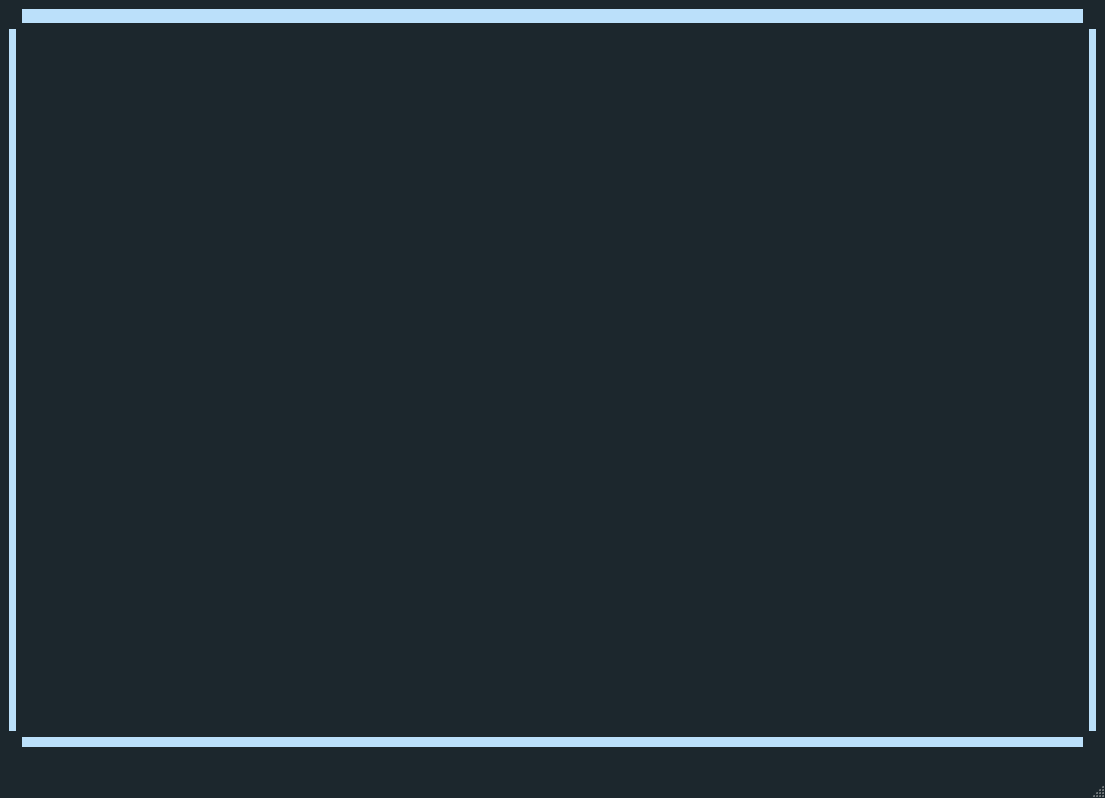
This is MyWindow.ui in jngeun/yolov5 as Qt 5 draws it before an edit. The edited form follows.
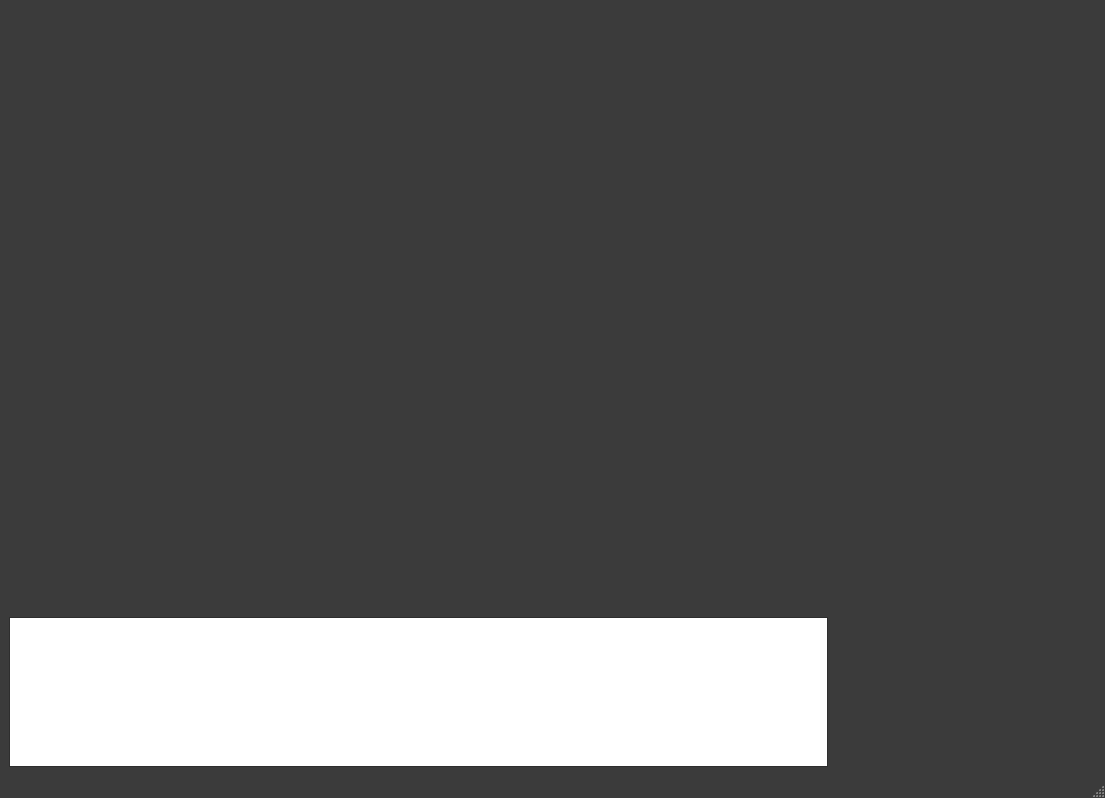
This is the edited form.

Patch:
```diff
--- a/MyWindow.ui
+++ b/MyWindow.ui
@@ -61,9 +61,9 @@
      <colorrole role="Window">
       <brush brushstyle="SolidPattern">
        <color alpha="255">
-        <red>28</red>
-        <green>39</green>
-        <blue>45</blue>
+        <red>59</red>
+        <green>59</green>
+        <blue>59</blue>
        </color>
       </brush>
      </colorrole>
@@ -126,9 +126,9 @@
      <colorrole role="Window">
       <brush brushstyle="SolidPattern">
        <color alpha="255">
-        <red>28</red>
-        <green>39</green>
-        <blue>45</blue>
+        <red>59</red>
+        <green>59</green>
+        <blue>59</blue>
        </color>
       </brush>
      </colorrole>
@@ -182,18 +182,18 @@
      <colorrole role="Base">
       <brush brushstyle="SolidPattern">
        <color alpha="255">
-        <red>28</red>
-        <green>39</green>
-        <blue>45</blue>
+        <red>59</red>
+        <green>59</green>
+        <blue>59</blue>
        </color>
       </brush>
      </colorrole>
      <colorrole role="Window">
       <brush brushstyle="SolidPattern">
        <color alpha="255">
-        <red>28</red>
-        <green>39</green>
-        <blue>45</blue>
+        <red>59</red>
+        <green>59</green>
+        <blue>59</blue>
        </color>
       </brush>
      </colorrole>
@@ -217,416 +217,55 @@
   </property>
   <widget class="QWidget" name="centralwidget">
    <layout class="QGridLayout" name="gridLayout">
-    <item row="0" column="2">
-     <layout class="QVBoxLayout" name="verticalLayout_2">
+    <item row="0" column="0">
+     <layout class="QHBoxLayout" name="horizontalLayout" stretch="50,1,15">
       <item>
-       <layout class="QGridLayout" name="gridLayout_2" rowstretch="1,1000,1,10,0" columnstretch="1,1000,1">
-        <item row="2" column="1">
-         <widget class="QLabel" name="led_back">
-          <property name="minimumSize">
-           <size>
-            <width>0</width>
-            <height>10</height>
-           </size>
-          </property>
-          <property name="palette">
-           <palette>
-            <active>
-             <colorrole role="Base">
-              <brush brushstyle="SolidPattern">
-               <color alpha="255">
-                <red>255</red>
-                <green>255</green>
-                <blue>255</blue>
-               </color>
-              </brush>
-             </colorrole>
-             <colorrole role="Window">
-              <brush brushstyle="SolidPattern">
-               <color alpha="255">
-                <red>187</red>
-                <green>224</green>
-                <blue>250</blue>
-               </color>
-              </brush>
-             </colorrole>
-            </active>
-            <inactive>
-             <colorrole role="Base">
-              <brush brushstyle="SolidPattern">
-               <color alpha="255">
-                <red>255</red>
-                <green>255</green>
-                <blue>255</blue>
-               </color>
-              </brush>
-             </colorrole>
-             <colorrole role="Window">
-              <brush brushstyle="SolidPattern">
-               <color alpha="255">
-                <red>187</red>
-                <green>224</green>
-                <blue>250</blue>
-               </color>
-              </brush>
-             </colorrole>
-            </inactive>
-            <disabled>
-             <colorrole role="Base">
-              <brush brushstyle="SolidPattern">
-               <color alpha="255">
-                <red>187</red>
-                <green>224</green>
-                <blue>250</blue>
-               </color>
-              </brush>
-             </colorrole>
-             <colorrole role="Window">
-              <brush brushstyle="SolidPattern">
-               <color alpha="255">
-                <red>187</red>
-                <green>224</green>
-                <blue>250</blue>
-               </color>
-              </brush>
-             </colorrole>
-            </disabled>
-           </palette>
-          </property>
-          <property name="autoFillBackground">
-           <bool>true</bool>
-          </property>
-          <property name="text">
-           <string/>
-          </property>
-         </widget>
-        </item>
-        <item row="1" column="1">
+       <layout class="QVBoxLayout" name="verticalLayout_2" stretch="8,2">
+        <item>
          <widget class="QLabel" name="video">
-          <property name="sizePolicy">
-           <sizepolicy hsizetype="Preferred" vsizetype="Preferred">
-            <horstretch>0</horstretch>
-            <verstretch>0</verstretch>
-           </sizepolicy>
-          </property>
-          <property name="minimumSize">
-           <size>
-            <width>640</width>
-            <height>480</height>
-           </size>
-          </property>
-          <property name="autoFillBackground">
-           <bool>true</bool>
-          </property>
           <property name="text">
            <string/>
           </property>
          </widget>
         </item>
-        <item row="1" column="2">
-         <widget class="QLabel" name="led_right">
-          <property name="enabled">
-           <bool>true</bool>
-          </property>
-          <property name="minimumSize">
-           <size>
-            <width>0</width>
-            <height>0</height>
-           </size>
-          </property>
-          <property name="baseSize">
-           <size>
-            <width>0</width>
-            <height>0</height>
-           </size>
-          </property>
-          <property name="palette">
-           <palette>
-            <active>
-             <colorrole role="Base">
-              <brush brushstyle="SolidPattern">
-               <color alpha="255">
-                <red>255</red>
-                <green>255</green>
-                <blue>255</blue>
-               </color>
-              </brush>
-             </colorrole>
-             <colorrole role="Window">
-              <brush brushstyle="SolidPattern">
-               <color alpha="255">
-                <red>187</red>
-                <green>224</green>
-                <blue>250</blue>
-               </color>
-              </brush>
-             </colorrole>
-            </active>
-            <inactive>
-             <colorrole role="Base">
-              <brush brushstyle="SolidPattern">
-               <color alpha="255">
-                <red>255</red>
-                <green>255</green>
-                <blue>255</blue>
-               </color>
-              </brush>
-             </colorrole>
-             <colorrole role="Window">
-              <brush brushstyle="SolidPattern">
-               <color alpha="255">
-                <red>187</red>
-                <green>224</green>
-                <blue>250</blue>
-               </color>
-              </brush>
-             </colorrole>
-            </inactive>
-            <disabled>
-             <colorrole role="Base">
-              <brush brushstyle="SolidPattern">
-               <color alpha="255">
-                <red>187</red>
-                <green>224</green>
-                <blue>250</blue>
-               </color>
-              </brush>
-             </colorrole>
-             <colorrole role="Window">
-              <brush brushstyle="SolidPattern">
-               <color alpha="255">
-                <red>187</red>
-                <green>224</green>
-                <blue>250</blue>
-               </color>
-              </brush>
-             </colorrole>
-            </disabled>
-           </palette>
-          </property>
-          <property name="autoFillBackground">
-           <bool>true</bool>
-          </property>
-          <property name="text">
-           <string/>
-          </property>
-         </widget>
+        <item>
+         <widget class="QTextBrowser" name="systemLog"/>
         </item>
-        <item row="0" column="1">
-         <widget class="QLabel" name="led_front">
-          <property name="enabled">
-           <bool>true</bool>
-          </property>
-          <property name="sizePolicy">
-           <sizepolicy hsizetype="Preferred" vsizetype="Preferred">
-            <horstretch>0</horstretch>
-            <verstretch>0</verstretch>
-           </sizepolicy>
-          </property>
-          <property name="minimumSize">
-           <size>
-            <width>0</width>
-            <height>0</height>
-           </size>
-          </property>
-          <property name="palette">
-           <palette>
-            <active>
-             <colorrole role="Base">
-              <brush brushstyle="SolidPattern">
-               <color alpha="255">
-                <red>255</red>
-                <green>255</green>
-                <blue>255</blue>
-               </color>
-              </brush>
-             </colorrole>
-             <colorrole role="Window">
-              <brush brushstyle="SolidPattern">
-               <color alpha="255">
-                <red>187</red>
-                <green>224</green>
-                <blue>250</blue>
-               </color>
-              </brush>
-             </colorrole>
-            </active>
-            <inactive>
-             <colorrole role="Base">
-              <brush brushstyle="SolidPattern">
-               <color alpha="255">
-                <red>255</red>
-                <green>255</green>
-                <blue>255</blue>
-               </color>
-              </brush>
-             </colorrole>
-             <colorrole role="Window">
-              <brush brushstyle="SolidPattern">
-               <color alpha="255">
-                <red>187</red>
-                <green>224</green>
-                <blue>250</blue>
-               </color>
-              </brush>
-             </colorrole>
-            </inactive>
-            <disabled>
-             <colorrole role="Base">
-              <brush brushstyle="SolidPattern">
-               <color alpha="255">
-                <red>187</red>
-                <green>224</green>
-                <blue>250</blue>
-               </color>
-              </brush>
-             </colorrole>
-             <colorrole role="Window">
-              <brush brushstyle="SolidPattern">
-               <color alpha="255">
-                <red>187</red>
-                <green>224</green>
-                <blue>250</blue>
-               </color>
-              </brush>
-             </colorrole>
-            </disabled>
-           </palette>
-          </property>
-          <property name="autoFillBackground">
-           <bool>true</bool>
-          </property>
+       </layout>
+      </item>
+      <item>
+       <spacer name="horizontalSpacer">
+        <property name="orientation">
+         <enum>Qt::Horizontal</enum>
+        </property>
+        <property name="sizeHint" stdset="0">
+         <size>
+          <width>40</width>
+          <height>20</height>
+         </size>
+        </property>
+       </spacer>
+      </item>
+      <item>
+       <layout class="QVBoxLayout" name="verticalLayout">
+        <item>
+         <widget class="QLabel" name="map">
           <property name="text">
            <string/>
           </property>
          </widget>
         </item>
-        <item row="1" column="0">
-         <widget class="QLabel" name="led_left">
-          <property name="minimumSize">
-           <size>
-            <width>0</width>
-            <height>0</height>
-           </size>
-          </property>
-          <property name="palette">
-           <palette>
-            <active>
-             <colorrole role="Base">
-              <brush brushstyle="SolidPattern">
-               <color alpha="255">
-                <red>255</red>
-                <green>255</green>
-                <blue>255</blue>
-               </color>
-              </brush>
-             </colorrole>
-             <colorrole role="Window">
-              <brush brushstyle="SolidPattern">
-               <color alpha="255">
-                <red>187</red>
-                <green>224</green>
-                <blue>250</blue>
-               </color>
-              </brush>
-             </colorrole>
-            </active>
-            <inactive>
-             <colorrole role="Base">
-              <brush brushstyle="SolidPattern">
-               <color alpha="255">
-                <red>255</red>
-                <green>255</green>
-                <blue>255</blue>
-               </color>
-              </brush>
-             </colorrole>
-             <colorrole role="Window">
-              <brush brushstyle="SolidPattern">
-               <color alpha="255">
-                <red>187</red>
-                <green>224</green>
-                <blue>250</blue>
-               </color>
-              </brush>
-             </colorrole>
-            </inactive>
-            <disabled>
-             <colorrole role="Base">
-              <brush brushstyle="SolidPattern">
-               <color alpha="255">
-                <red>187</red>
-                <green>224</green>
-                <blue>250</blue>
-               </color>
-              </brush>
-             </colorrole>
-             <colorrole role="Window">
-              <brush brushstyle="SolidPattern">
-               <color alpha="255">
-                <red>187</red>
-                <green>224</green>
-                <blue>250</blue>
-               </color>
-              </brush>
-             </colorrole>
-            </disabled>
-           </palette>
-          </property>
-          <property name="autoFillBackground">
-           <bool>true</bool>
-          </property>
+        <item>
+         <widget class="QLabel" name="sensor_data">
           <property name="text">
            <string/>
           </property>
          </widget>
         </item>
-        <item row="3" column="1">
-         <layout class="QHBoxLayout" name="detection">
-          <item>
-           <widget class="QLabel" name="detection5">
-            <property name="text">
-             <string/>
-            </property>
-           </widget>
-          </item>
-          <item>
-           <widget class="QLabel" name="detection4">
-            <property name="text">
-             <string/>
-            </property>
-           </widget>
-          </item>
-          <item>
-           <widget class="QLabel" name="detection3">
-            <property name="text">
-             <string/>
-            </property>
-           </widget>
-          </item>
-          <item>
-           <widget class="QLabel" name="detection2">
-            <property name="text">
-             <string/>
-            </property>
-           </widget>
-          </item>
-          <item>
-           <widget class="QLabel" name="detection1">
-            <property name="text">
-             <string/>
-            </property>
-           </widget>
-          </item>
-         </layout>
-        </item>
        </layout>
       </item>
      </layout>
     </item>
-    <item row="0" column="1">
-     <layout class="QHBoxLayout" name="horizontalLayout"/>
-    </item>
    </layout>
   </widget>
   <widget class="QMenuBar" name="menubar">
```
